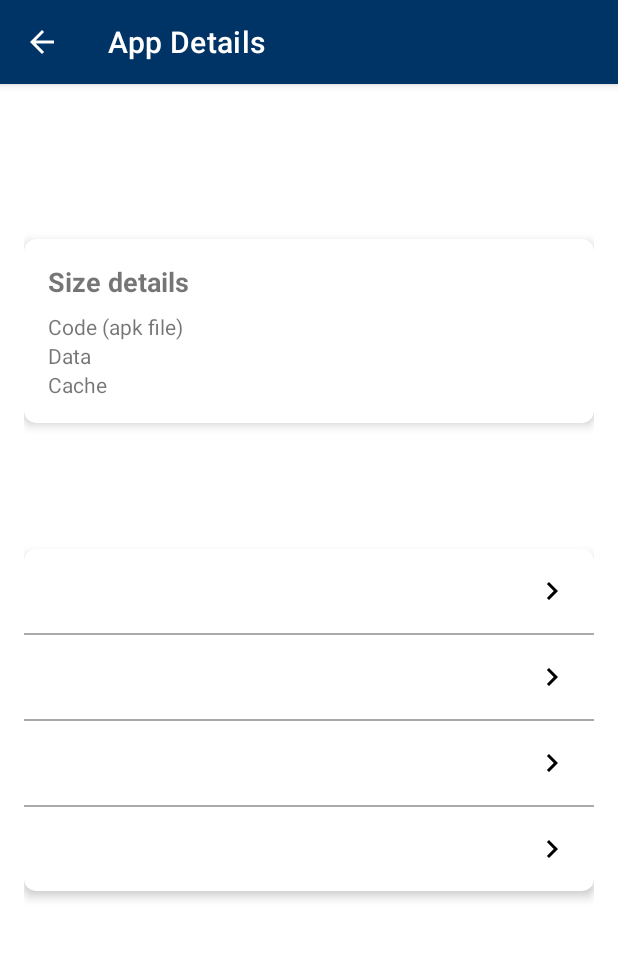
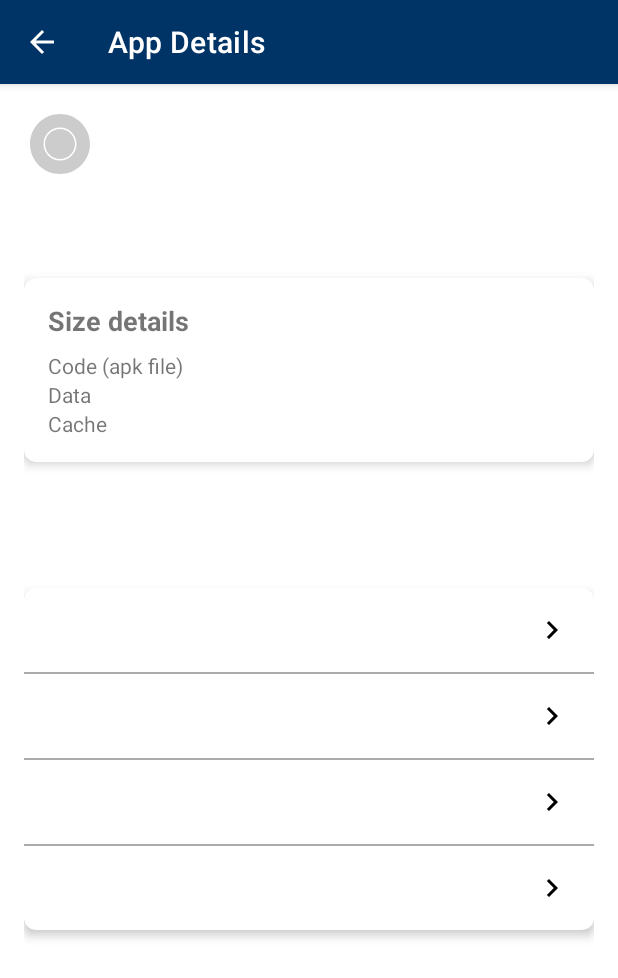
Before and after one commit to mdp716/AppView, an Android app: the AppDetailActivity screen opened directly, with no data from a screen before it, on a phone screen of 412 x 824 dp. Shown: the top 978 px of the screen. Run offline under Robolectric (Android 15) with nearby library versions, the phone set to English and light mode, and no system bars; 1 statement that could not run was skipped.

Commit message:
20250415 09:10

```diff
--- a/app/src/main/res/layout/activity_app_detail.xml
+++ b/app/src/main/res/layout/activity_app_detail.xml
@@ -37,7 +37,7 @@
                 android:id="@+id/versionTextView"
                 android:layout_width="match_parent"
                 android:layout_height="wrap_content"
-                android:drawableStartCompat="@drawable/ic_placeholder"
+                app:drawableStartCompat="@drawable/ic_placeholder"
                 android:drawablePadding="16dp"
                 android:gravity="center_vertical"
                 android:textSize="16sp"
```
